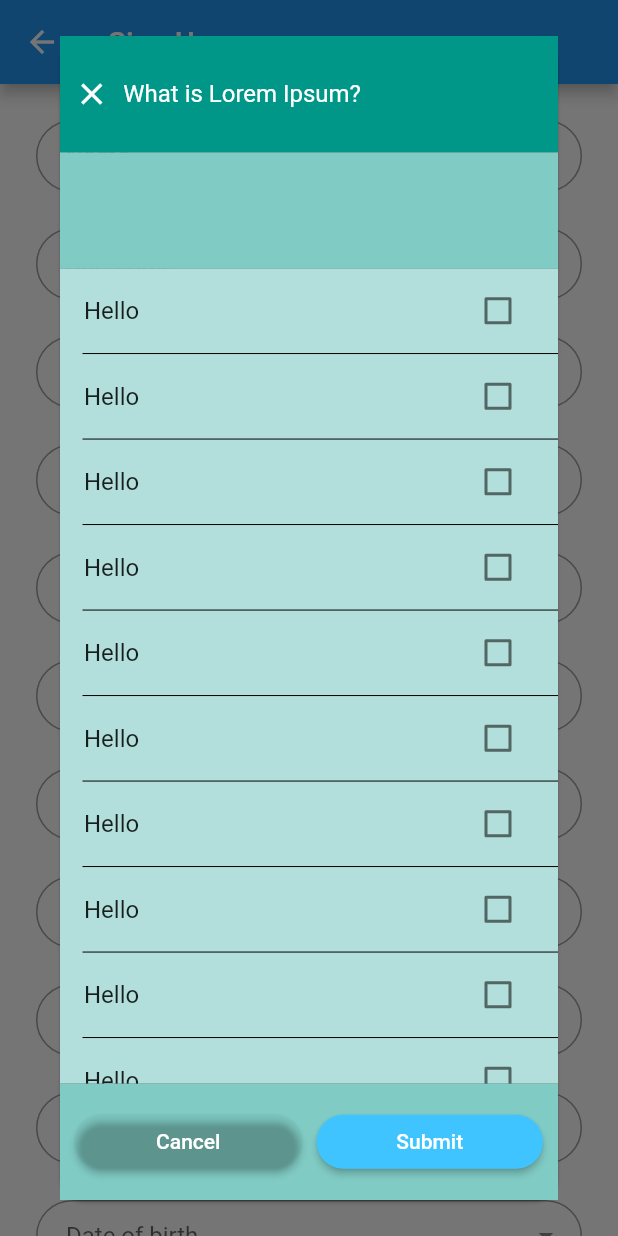
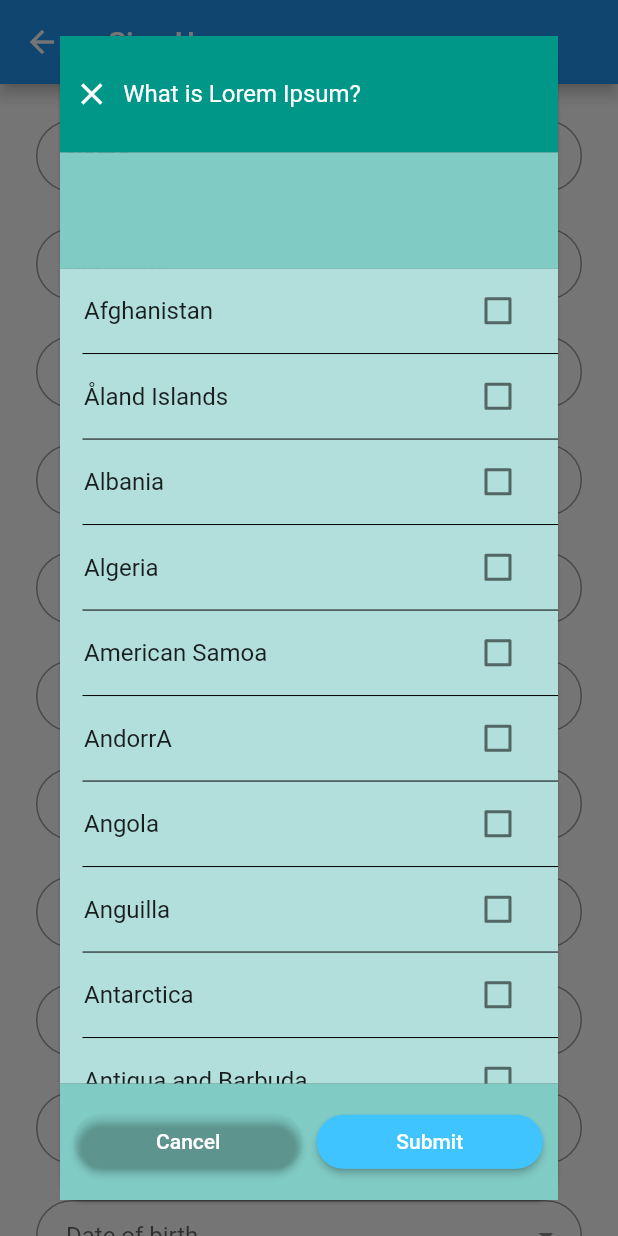
Before and after one commit to Prashant961992/FlutterDemo, a Flutter app: the SignUpController screen opened directly, after a tap on "Select City", on a phone screen of 412 x 824 dp. Run offline on Flutter 3.47's test engine with Material 2 defaults, Android fonts, the phone set to English and light mode, and no system bars; our stand-ins replace connectivity, shared_preferences; accounts and stored records are empty.

Commit message:
display Data

```diff
--- a/lib/Controls/MultiSelectionAlert.dart
+++ b/lib/Controls/MultiSelectionAlert.dart
@@ -1,16 +1,52 @@
+import 'dart:convert';
+
 import 'package:demo/AppConstant/MarginsConstant.dart';
 import 'package:demo/Controls/MultiSelectionListData.dart';
 import 'package:flutter/material.dart';
 
-class MultiSelectionAlert extends StatelessWidget {
-  List<CountryList> listData;
+class MultiSelectionAlert extends StatefulWidget {
+  final List<CountryList> listCountryData;
+  MultiSelectionAlert({Key key,this.listCountryData}) : super(key: key);
 
-  MultiSelectionAlert({
-    this.listData
-  });
+  @override
+  _MultiSelectionAlertState createState() => _MultiSelectionAlertState();
+}
+
+class _MultiSelectionAlertState extends State<MultiSelectionAlert> {
+
+  Future<List<CountryList>> loadAsset(BuildContext context) async {
+    final data = await DefaultAssetBundle.of(context)
+        .loadString('lib/Controls/Country.json');
+    final jsonResponse = jsonDecode(data);
+
+    List arrData = jsonResponse["countryList"];
+    List<CountryList> listData = [];
+    for (var i = 0; i < arrData.length; i++) {
+       var data = CountryList.fromJson(arrData[i]);
+       listData.add(data);
+    }
+
+    return listData;
+  }
 
   @override
   Widget build(BuildContext context) {
+    return FutureBuilder(
+      future: loadAsset(context),
+      // initialData: InitialData,
+      builder: (BuildContext context,
+          AsyncSnapshot<List<CountryList>> snapshot) {
+        if (!snapshot.hasData) {
+          return Center(
+            child: Text('Loading....'),
+          );
+        }
+        return loadData(snapshot.requireData);
+      },
+    );
+  }
+
+  Widget loadData(List datas) {
     return AlertDialog(
       contentPadding: EdgeInsets.zero,
       shape: RoundedRectangleBorder(
@@ -68,7 +104,7 @@ class MultiSelectionAlert extends StatelessWidget {
                   child: ListView.builder(
                     shrinkWrap: true,
                     physics: ClampingScrollPhysics(),
-                    itemCount: 50,
+                    itemCount: datas.length,
                     itemBuilder: (BuildContext context, int index) {
                       return Container(
                         color: Colors.transparent,
@@ -77,7 +113,7 @@ class MultiSelectionAlert extends StatelessWidget {
                         child: Column(
                           children: <Widget>[
                             ListTile(
-                              title: Text("Hello"),
+                              title: Text(datas[index].name),
                               trailing: Checkbox(
                                 value: false,
                                 onChanged: (bool value) {
--- a/lib/view/SignUpController.dart
+++ b/lib/view/SignUpController.dart
@@ -202,13 +202,20 @@ class _SignUpControllerState extends State<SignUpController> {
       ),
     );
 
-    Future<MultiSelectionListData> loadAsset(BuildContext context) async {
-      final data = await DefaultAssetBundle.of(context)
-          .loadString('lib/Controls/Country.json');
-      final jsonResponse = jsonDecode(data);
-      final ans = MultiSelectionListData.fromJson(jsonResponse);
-      return ans;
+    Future<List<CountryList>> loadAssets(BuildContext context) async {
+    final data = await DefaultAssetBundle.of(context)
+        .loadString('lib/Controls/Country.json');
+    final jsonResponse = jsonDecode(data);
+
+    List arrData = jsonResponse["countryList"];
+    List<CountryList> listData = [];
+    for (var i = 0; i < arrData.length; i++) {
+       var data = CountryList.fromJson(arrData[i]);
+       listData.add(data);
     }
+
+    return listData;
+  }
 
     return Scaffold(
       appBar: AppBar(
@@ -249,14 +256,15 @@ class _SignUpControllerState extends State<SignUpController> {
             kverticalSpaceTextField,
             InkWell(
               onTap: () {
-                // final listdatass = await loadAsset(context);
-                // print(listdatass);
+                var listdata = loadAssets(context);
+                print(listdata);
 
                 showDialog(
                   // barrierDismissible: false,
                   context: context,
                   builder: (BuildContext context) => MultiSelectionAlert(
-                      // listData: listdatass,
+                    // listCountryData: listdata,
+                      // listDatass: listdata,
                       ),
                 );
               },
```
Also changed, not shown: 1 other file.
